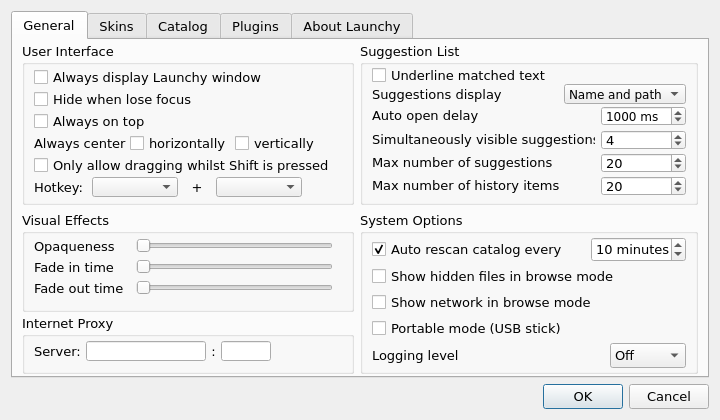
samsonwang/LaunchyQt, file src/OptionDialog.ui: the form before one commit.
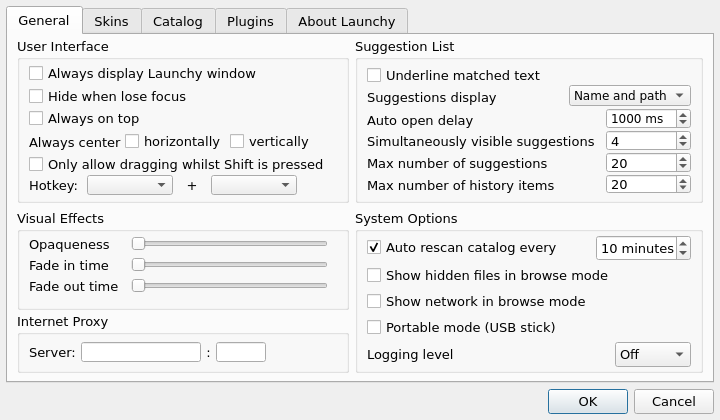
The form after the commit. The open tabs and pages were chosen to show the change. Icons and pictures are not drawn. Custom widgets are drawn as their Qt base class.

Commit message: use "fusion" style, tweak option dialog user interface

Patch:
```diff
--- a/src/OptionDialog.ui
+++ b/src/OptionDialog.ui
@@ -45,13 +45,25 @@
    <string notr="true"/>
   </property>
   <layout class="QVBoxLayout" name="verticalLayout_5">
+   <property name="leftMargin">
+    <number>6</number>
+   </property>
+   <property name="topMargin">
+    <number>6</number>
+   </property>
+   <property name="rightMargin">
+    <number>6</number>
+   </property>
+   <property name="bottomMargin">
+    <number>6</number>
+   </property>
    <item>
     <widget class="QTabWidget" name="tabWidget">
      <property name="enabled">
       <bool>true</bool>
      </property>
      <property name="currentIndex">
-      <number>2</number>
+      <number>0</number>
      </property>
      <widget class="QWidget" name="General">
       <attribute name="title">
@@ -62,7 +74,7 @@
         <number>2</number>
        </property>
        <property name="bottomMargin">
-        <number>2</number>
+        <number>8</number>
        </property>
        <property name="verticalSpacing">
         <number>6</number>
@@ -89,7 +101,7 @@
            <enum>QLayout::SetDefaultConstraint</enum>
           </property>
           <property name="topMargin">
-           <number>1</number>
+           <number>2</number>
           </property>
           <property name="bottomMargin">
            <number>5</number>
@@ -125,6 +137,12 @@
             </property>
             <item>
              <widget class="QLabel" name="label_5">
+              <property name="minimumSize">
+               <size>
+                <width>0</width>
+                <height>22</height>
+               </size>
+              </property>
               <property name="maximumSize">
                <size>
                 <width>16777215</width>
@@ -141,6 +159,12 @@
             </item>
             <item>
              <widget class="QCheckBox" name="genHCenter">
+              <property name="minimumSize">
+               <size>
+                <width>0</width>
+                <height>22</height>
+               </size>
+              </property>
               <property name="text">
                <string>horizontally</string>
               </property>
@@ -148,6 +172,12 @@
             </item>
             <item>
              <widget class="QCheckBox" name="genVCenter">
+              <property name="minimumSize">
+               <size>
+                <width>0</width>
+                <height>22</height>
+               </size>
+              </property>
               <property name="text">
                <string>vertically</string>
               </property>
@@ -170,6 +200,12 @@
           </item>
           <item>
            <widget class="QCheckBox" name="genShiftDrag">
+            <property name="minimumSize">
+             <size>
+              <width>0</width>
+              <height>22</height>
+             </size>
+            </property>
             <property name="text">
              <string>Only allow dragging whilst Shift is pressed</string>
             </property>
@@ -201,7 +237,7 @@
               <property name="minimumSize">
                <size>
                 <width>0</width>
-                <height>18</height>
+                <height>20</height>
                </size>
               </property>
               <property name="maximumSize">
@@ -236,7 +272,7 @@
               <property name="minimumSize">
                <size>
                 <width>50</width>
-                <height>18</height>
+                <height>20</height>
                </size>
               </property>
               <property name="maximumSize">
@@ -293,7 +329,7 @@
            <enum>QLayout::SetDefaultConstraint</enum>
           </property>
           <property name="topMargin">
-           <number>1</number>
+           <number>2</number>
           </property>
           <property name="bottomMargin">
            <number>3</number>
@@ -303,7 +339,7 @@
             <property name="minimumSize">
              <size>
               <width>0</width>
-              <height>18</height>
+              <height>22</height>
              </size>
             </property>
             <property name="maximumSize">
@@ -336,7 +372,7 @@
               <property name="minimumSize">
                <size>
                 <width>0</width>
-                <height>18</height>
+                <height>22</height>
                </size>
               </property>
               <property name="maximumSize">
@@ -368,6 +404,12 @@
             </item>
             <item>
              <widget class="QComboBox" name="genCondensed">
+              <property name="minimumSize">
+               <size>
+                <width>0</width>
+                <height>21</height>
+               </size>
+              </property>
               <property name="maximumSize">
                <size>
                 <width>16777215</width>
@@ -401,13 +443,10 @@
           <item>
            <layout class="QGridLayout" name="gridLayout_2">
             <property name="bottomMargin">
-             <number>5</number>
+             <number>3</number>
             </property>
-            <property name="horizontalSpacing">
-             <number>6</number>
-            </property>
-            <property name="verticalSpacing">
-             <number>5</number>
+            <property name="spacing">
+             <number>1</number>
             </property>
             <item row="0" column="0">
              <widget class="QLabel" name="label_11">
@@ -420,7 +459,7 @@
               <property name="minimumSize">
                <size>
                 <width>0</width>
-                <height>18</height>
+                <height>22</height>
                </size>
               </property>
               <property name="maximumSize">
@@ -475,7 +514,7 @@
               <property name="minimumSize">
                <size>
                 <width>0</width>
-                <height>18</height>
+                <height>22</height>
                </size>
               </property>
               <property name="text">
@@ -510,7 +549,7 @@
               <property name="minimumSize">
                <size>
                 <width>0</width>
-                <height>18</height>
+                <height>22</height>
                </size>
               </property>
               <property name="text">
@@ -545,7 +584,7 @@
               <property name="minimumSize">
                <size>
                 <width>0</width>
-                <height>18</height>
+                <height>22</height>
                </size>
               </property>
               <property name="text">
@@ -749,10 +788,10 @@
              <number>3</number>
             </property>
             <property name="topMargin">
-             <number>3</number>
+             <number>6</number>
             </property>
             <property name="bottomMargin">
-             <number>9</number>
+             <number>6</number>
             </property>
             <item>
              <layout class="QHBoxLayout" name="horizontalLayout_3">
@@ -1005,6 +1044,9 @@
        <string>Skins</string>
       </attribute>
       <layout class="QHBoxLayout" name="horizontalLayout_7">
+       <property name="topMargin">
+        <number>2</number>
+       </property>
        <item>
         <widget class="QGroupBox" name="groupBox_3">
          <property name="minimumSize">
@@ -1056,6 +1098,12 @@
          <property name="spacing">
           <number>3</number>
          </property>
+         <property name="topMargin">
+          <number>0</number>
+         </property>
+         <property name="bottomMargin">
+          <number>0</number>
+         </property>
          <item>
           <widget class="QGroupBox" name="groupBox_8">
            <property name="minimumSize">
@@ -1124,7 +1172,7 @@
              <number>3</number>
             </property>
             <property name="topMargin">
-             <number>3</number>
+             <number>6</number>
             </property>
             <property name="rightMargin">
              <number>3</number>
```
The commit also changes 1 other file.
